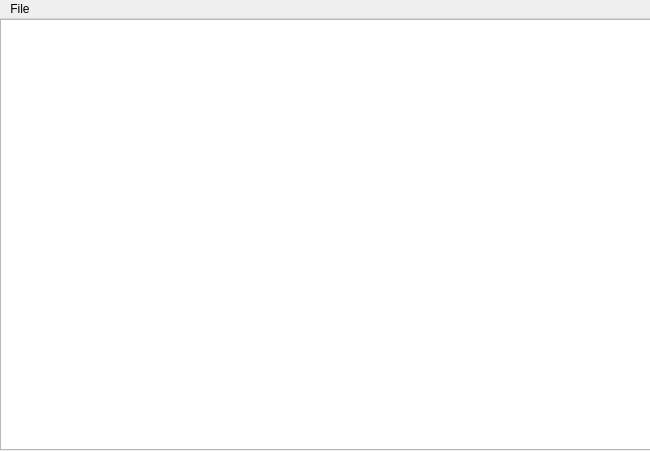
First picture: the form in mainwindow.ui, repository borakos/ImageViewer, before the edit.
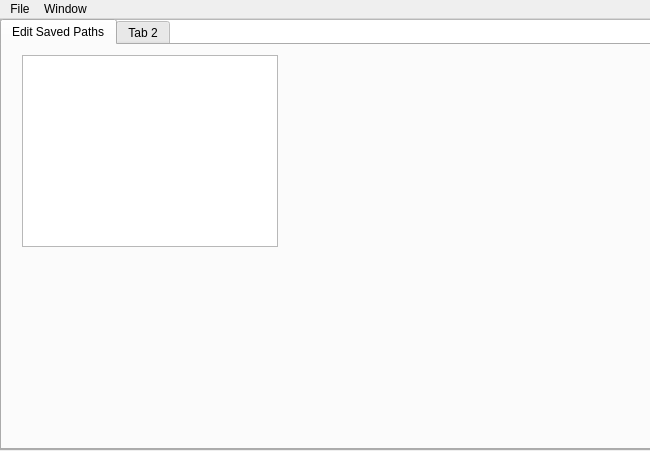
Second picture: the form after the edit.

Commit message: Edit and search separated

```diff
--- a/mainwindow.ui
+++ b/mainwindow.ui
@@ -24,6 +24,39 @@
      </rect>
     </property>
    </widget>
+   <widget class="QTabWidget" name="settingsMenu">
+    <property name="geometry">
+     <rect>
+      <x>0</x>
+      <y>0</y>
+      <width>651</width>
+      <height>431</height>
+     </rect>
+    </property>
+    <property name="currentIndex">
+     <number>0</number>
+    </property>
+    <widget class="QWidget" name="editPathMenu">
+     <attribute name="title">
+      <string>Edit Saved Paths</string>
+     </attribute>
+     <widget class="QListWidget" name="listWidget">
+      <property name="geometry">
+       <rect>
+        <x>20</x>
+        <y>10</y>
+        <width>256</width>
+        <height>192</height>
+       </rect>
+      </property>
+     </widget>
+    </widget>
+    <widget class="QWidget" name="tab_2">
+     <attribute name="title">
+      <string>Tab 2</string>
+     </attribute>
+    </widget>
+   </widget>
   </widget>
   <widget class="QMenuBar" name="menuBar">
    <property name="geometry">
@@ -43,7 +76,16 @@
     <addaction name="separator"/>
     <addaction name="savePathMenu"/>
    </widget>
+   <widget class="QMenu" name="menuWindow">
+    <property name="title">
+     <string>Window</string>
+    </property>
+    <addaction name="imageWindowMenu"/>
+    <addaction name="separator"/>
+    <addaction name="settingsWindowMenu"/>
+   </widget>
    <addaction name="fileMenu"/>
+   <addaction name="menuWindow"/>
   </widget>
   <action name="openImageMenu">
    <property name="text">
```
Left out of the diff: 10 changed lines with no effect on the pictures. The commit also changes 9 other files.
